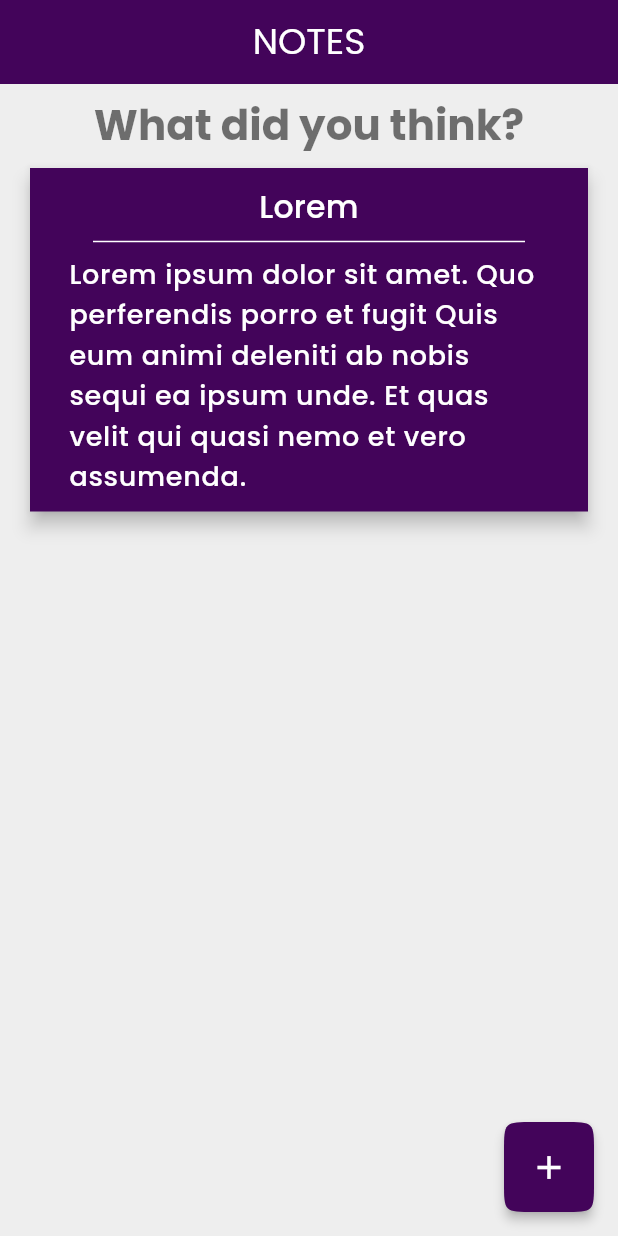
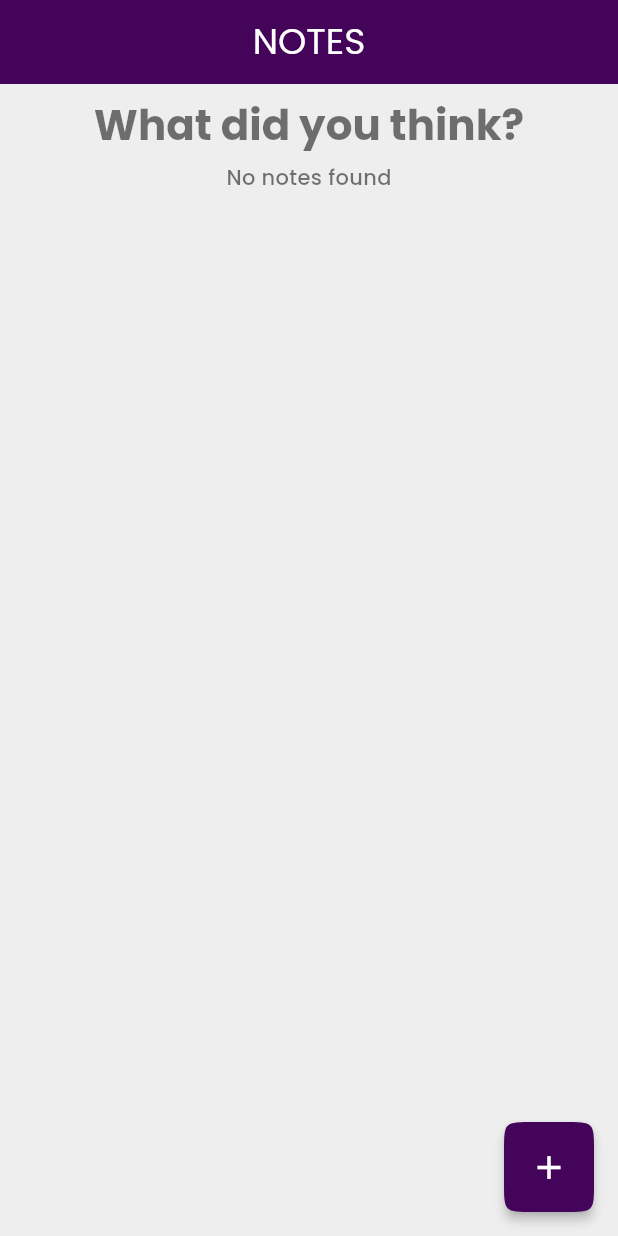
Before and after one commit to PdziM/flutter_sqlite, a Flutter app: the screen it shows after launch, on a phone screen of 412 x 824 dp. Run offline on Flutter 3.47's test engine with Material 3 defaults, Android fonts, the phone set to English and light mode, and no system bars; drawn by our look-alikes of auto_size_text; our stand-ins replace dartz, flutter_animate, google_fonts, sqflite; accounts and stored records are empty.

Commit message:
feat listing

```diff
--- a/lib/main.dart
+++ b/lib/main.dart
@@ -4,7 +4,7 @@ import 'package:provider/provider.dart';
 import 'config/config.dart';
 import 'core/constants/constants.dart';
 import 'main_state.dart';
-import 'presentation/home/home_view.dart';
+import 'presentation/note/list/note_list_view.dart';
 import 'services/sqflite/interfaces/database_sql_interface.dart';
 
 void main() {
@@ -29,7 +29,7 @@ class MyApp extends StatelessWidget {
           theme: lightThemeData,
           darkTheme: darkThemeData,
           themeMode: state.darkTheme ? ThemeMode.dark : ThemeMode.light,
-          home: const HomeView(),
+          home: const NoteListView(),
         );
       }),
     );
--- a/lib/presentation/home/components/note_card.dart
+++ /dev/null
@@ -1,43 +0,0 @@
-import 'package:flutter/material.dart';
-
-import '../../../core/constants/mapping_colors.dart';
-
-class NoteCard extends StatelessWidget {
-  final String title;
-  final String body;
-
-  const NoteCard({super.key, required this.title, required this.body});
-
-  @override
-  Widget build(BuildContext context) {
-    final textTheme = Theme.of(context).textTheme;
-
-    return Card(
-      elevation: 5,
-      clipBehavior: Clip.antiAlias,
-      color: ColorsConstants.primary100,
-      shape: RoundedRectangleBorder(borderRadius: BorderRadius.circular(0)),
-      child: Padding(
-        padding: const EdgeInsets.symmetric(horizontal: 26, vertical: 10),
-        child: Column(
-          children: [
-            Text(
-              title,
-              textAlign: TextAlign.center,
-              style: textTheme.titleMedium!
-                  .copyWith(fontSize: 21, color: Colors.white),
-            ),
-            const Divider(
-                thickness: 1, indent: 16, endIndent: 16, color: Colors.white),
-            Text(
-              body,
-              textAlign: TextAlign.left,
-              style: textTheme.bodyLarge!
-                  .copyWith(fontSize: 18, color: Colors.white),
-            )
-          ],
-        ),
-      ),
-    );
-  }
-}
--- a/lib/presentation/home/home_view.dart
+++ /dev/null
@@ -1,46 +0,0 @@
-import 'package:flutter/material.dart';
-import 'package:provider/provider.dart';
-import 'package:sql_app/presentation/shared/app_bar/custom_app_bar.dart';
-
-import '../shared/buttons/custom_floating_button.dart';
-import '../shared/label/custom_title.dart';
-import 'components/note_card.dart';
-import 'home_state.dart';
-
-class HomeView extends StatelessWidget {
-  const HomeView({super.key});
-
-  @override
-  Widget build(BuildContext context) {
-    return ChangeNotifierProvider(
-      create: (_) => HomeState(context),
-      child: Consumer<HomeState>(
-        builder: (_, state, __) {
-          return Scaffold(
-            appBar: const CustomAppBar(title: 'Notes'),
-            floatingActionButton: CustomFloatingButton(
-              onPressed: state.callNoteCreatorView,
-              iconData: Icons.add,
-            ),
-            body: const SingleChildScrollView(
-              child: Padding(
-                padding: EdgeInsets.symmetric(horizontal: 16, vertical: 10),
-                child: Column(
-                  children: [
-                    CustomTitle(title: 'What did you think?'),
-                    SizedBox(height: 8),
-                    NoteCard(
-                      title: 'Lorem',
-                      body:
-                          'Lorem ipsum dolor sit amet. Quo perferendis porro et fugit Quis eum animi deleniti ab nobis sequi ea ipsum unde. Et quas velit qui quasi nemo et vero assumenda.',
-                    ),
-                  ],
-                ),
-              ),
-            ),
-          );
-        },
-      ),
-    );
-  }
-}
--- a/lib/presentation/home/home_state.dart
+++ b/lib/presentation/note/list/note_list_state.dart
@@ -1,14 +1,15 @@
 import 'package:flutter/material.dart';
 import 'package:provider/provider.dart';
 
-import '../../services/sqflite/interfaces/database_sql_interface.dart';
-import '../note/create/note_creator_view.dart';
+import '../../../domain/entities/note_entity.dart';
+import '../../../services/sqflite/interfaces/database_sql_interface.dart';
+import '../create/note_creator_view.dart';
 
-class HomeState extends ChangeNotifier {
+class NoteListState extends ChangeNotifier {
   final BuildContext context;
   bool isLoading = false;
 
-  HomeState(this.context) {
+  NoteListState(this.context) {
     init();
   }
 
@@ -16,13 +17,16 @@ class HomeState extends ChangeNotifier {
     notes();
   }
 
+  List<NoteEntity> notesEntities = [];
+
   void notes() async {
     isLoading = true;
     notifyListeners();
 
     final res = await context.read<DatabaseSqlInterface>().fetch();
     res.fold((l) {}, (r) {
-      print('LIST ${r.toList().toString()}');
+      notesEntities = r;
+      notifyListeners();
     });
 
     isLoading = false;
--- /dev/null
+++ b/lib/presentation/note/list/note_list_view.dart
@@ -0,0 +1,69 @@
+import 'package:flutter/material.dart';
+import 'package:provider/provider.dart';
+import 'package:sql_app/presentation/shared/app_bar/custom_app_bar.dart';
+
+import '../../shared/buttons/custom_floating_button.dart';
+import '../../shared/label/custom_title.dart';
+import 'components/note_card.dart';
+import 'note_list_state.dart';
+
+class NoteListView extends StatelessWidget {
+  const NoteListView({super.key});
+
+  @override
+  Widget build(BuildContext context) {
+    final Size size = MediaQuery.sizeOf(context);
+
+    return ChangeNotifierProvider(
+      create: (_) => NoteListState(context),
+      child: Consumer<NoteListState>(
+        builder: (_, state, __) {
+          return Scaffold(
+            appBar: const CustomAppBar(title: 'Notes'),
+            floatingActionButton: CustomFloatingButton(
+              onPressed: state.callNoteCreatorView,
+              iconData: Icons.add,
+            ),
+            body: SingleChildScrollView(
+              child: Padding(
+                padding:
+                    const EdgeInsets.symmetric(horizontal: 16, vertical: 10),
+                child: Column(
+                  children: [
+                    const CustomTitle(title: 'What did you think?'),
+                    const SizedBox(height: 8),
+                    if (state.isLoading) ...[
+                      const Center(child: CircularProgressIndicator.adaptive())
+                    ] else if (state.notesEntities.isEmpty) ...[
+                      const Center(child: Text('No notes found'))
+                    ] else ...[
+                      // Expanded(
+                      //   child: ListView.separated(
+                      //     itemBuilder: (context, index) {
+                      //       final NoteEntity todo = state.notesEntities[index];
+
+                      //       return NoteCard(
+                      //         title: todo.title,
+                      //         body: todo.description,
+                      //       );
+                      //     },
+                      //     separatorBuilder: (context, index) =>
+                      //         const SizedBox(height: 8),
+                      //     itemCount: state.notesEntities.length,
+                      //   ),
+                      // ),
+                      ...state.notesEntities
+                          .map((e) =>
+                              NoteCard(title: e.title, body: e.description))
+                          .toList(),
+                    ],
+                  ],
+                ),
+              ),
+            ),
+          );
+        },
+      ),
+    );
+  }
+}
--- a/pubspec.yaml
+++ b/pubspec.yaml
@@ -46,6 +46,7 @@ dependencies:
   auto_size_text: ^3.0.0
   sqflite: ^2.3.0
   uuid: ^3.0.4
+  card_actions: ^0.0.1
   # dio: ^5.3.0
 
 
```
Also changed, not shown: lib/presentation/note/list/components/note_card.dart (added, +76 -0 lines), lib/services/sqflite/database_service.dart (+2 -7 lines), pubspec.lock, 1 other file.
